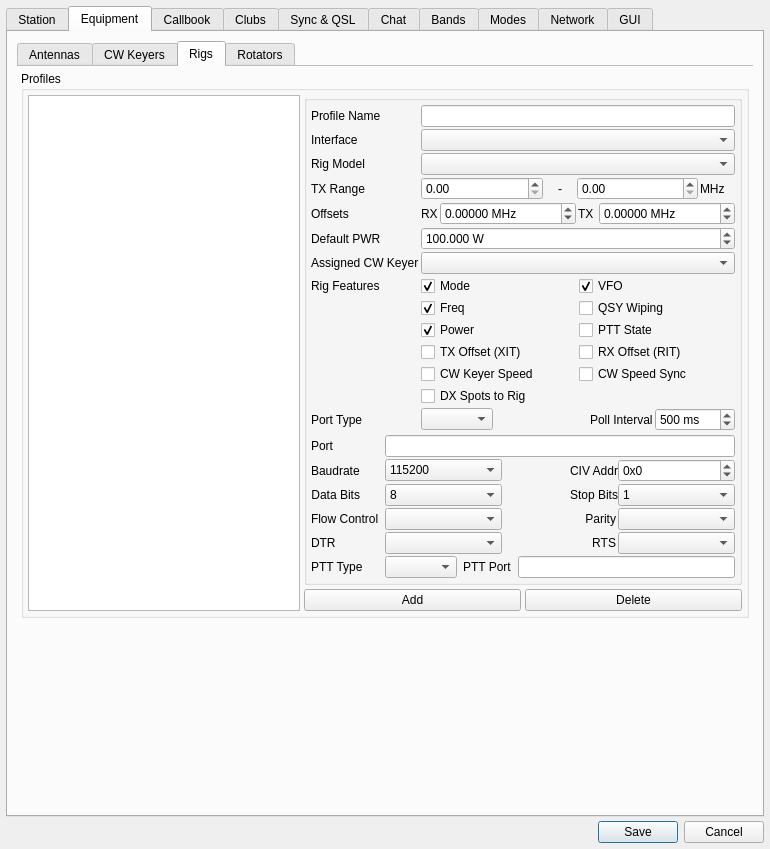
dawkagaming/QLog, file ui/SettingsDialog.ui: the form before one commit.
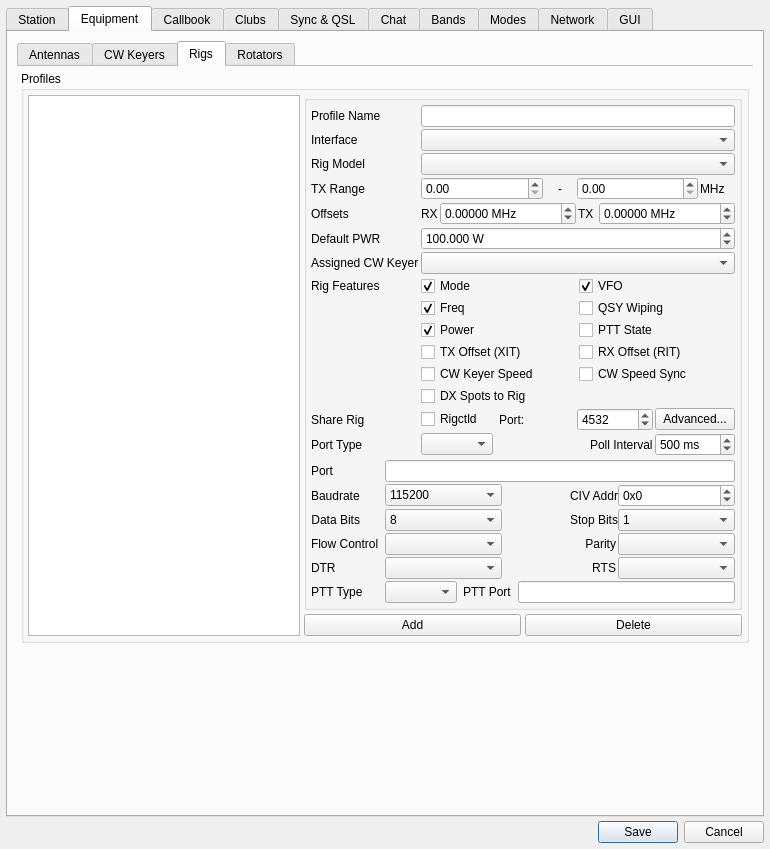
The form after the commit. The open tabs and pages were chosen to show the change. Icons and pictures are not drawn. Custom widgets are drawn as their Qt base class.

Commit message: Hamlib: Share Rig via Rigctld

What changed in the file:
```diff
--- a/ui/SettingsDialog.ui
+++ b/ui/SettingsDialog.ui
@@ -1914,7 +1914,7 @@
                    </item>
                   </layout>
                  </item>
-                 <item row="15" column="0" colspan="2">
+                 <item row="16" column="0" colspan="2">
                   <widget class="QStackedWidget" name="rigStackedWidget">
                    <property name="sizePolicy">
                     <sizepolicy hsizetype="Expanding" vsizetype="Maximum">
@@ -2387,14 +2387,14 @@
                  <item row="1" column="1">
                   <widget class="QComboBox" name="rigInterfaceCombo"/>
                  </item>
-                 <item row="13" column="0">
+                 <item row="14" column="0">
                   <widget class="QLabel" name="rigPortTypeLabel">
                    <property name="text">
                     <string>Port Type</string>
                    </property>
                   </widget>
                  </item>
-                 <item row="13" column="1">
+                 <item row="14" column="1">
                   <layout class="QHBoxLayout" name="horizontalLayout_40">
                    <item>
                     <widget class="QComboBox" name="rigPortTypeCombo"/>
@@ -2449,6 +2449,57 @@
                    </item>
                   </layout>
                  </item>
+                 <item row="13" column="1">
+                  <layout class="QHBoxLayout" name="horizontalLayout_39">
+                   <property name="topMargin">
+                    <number>0</number>
+                   </property>
+                   <item>
+                    <widget class="QCheckBox" name="rigShareCheckBox">
+                     <property name="toolTip">
+                      <string>Start rigctld daemon to share rig with other applications (e.g. WSJT-X)</string>
+                     </property>
+                     <property name="text">
+                      <string>Rigctld</string>
+                     </property>
+                    </widget>
+                   </item>
+                   <item>
+                    <widget class="QLabel" name="rigSharePortLabel">
+                     <property name="text">
+                      <string>Port:</string>
+                     </property>
+                    </widget>
+                   </item>
+                   <item>
+                    <widget class="QSpinBox" name="rigSharePortSpinBox">
+                     <property name="minimum">
+                      <number>1024</number>
+                     </property>
+                     <property name="maximum">
+                      <number>65535</number>
+                     </property>
+                     <property name="value">
+                      <number>4532</number>
+                     </property>
+                    </widget>
+                   </item>
+                   <item>
+                    <widget class="QPushButton" name="rigShareAdvancedButton">
+                     <property name="text">
+                      <string>Advanced...</string>
+                     </property>
+                    </widget>
+                   </item>
+                  </layout>
+                 </item>
+                 <item row="13" column="0">
+                  <widget class="QLabel" name="label_4">
+                   <property name="text">
+                    <string>Share Rig</string>
+                   </property>
+                  </widget>
+                 </item>
                 </layout>
                </widget>
               </item>
```
Left out of the diff: 68 changed lines with no effect on the pictures. The commit also changes 21 other files.
